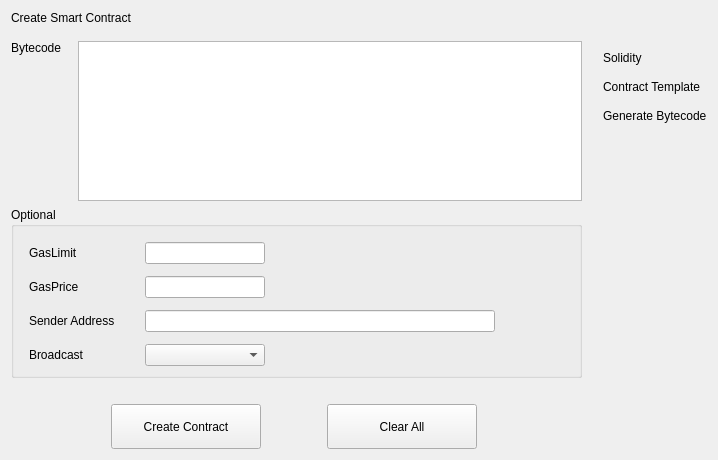
First picture: the form in src/qt/forms/createcontract.ui, repository qtumproject/qtum, before the edit.
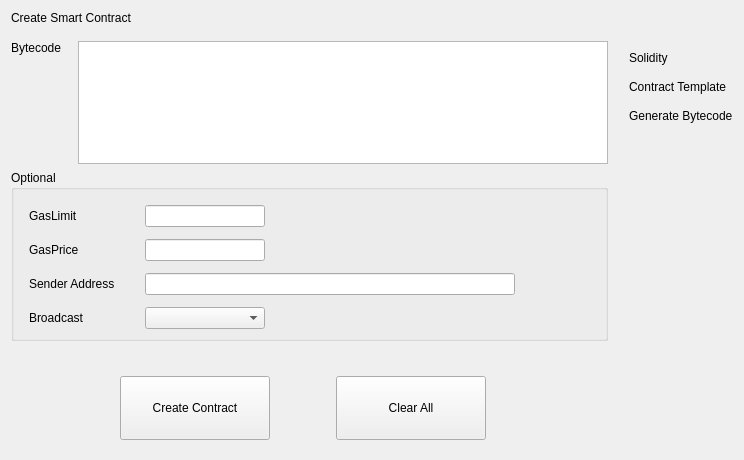
Second picture: the form after the edit.

Commit message: Small changes to layouts for gui controls

```diff
--- a/src/qt/forms/createcontract.ui
+++ b/src/qt/forms/createcontract.ui
@@ -6,7 +6,7 @@
    <rect>
     <x>0</x>
     <y>0</y>
-    <width>718</width>
+    <width>744</width>
     <height>460</height>
    </rect>
   </property>
@@ -151,23 +151,13 @@
            <widget class="QLineEdit" name="lineEdit_3">
             <property name="minimumSize">
              <size>
-              <width>350</width>
+              <width>370</width>
               <height>0</height>
              </size>
             </property>
             <property name="maximumSize">
              <size>
-              <width>350</width>
-              <height>16777215</height>
-             </size>
-            </property>
-           </widget>
-          </item>
-          <item row="0" column="1">
-           <widget class="QLineEdit" name="lineEdit">
-            <property name="maximumSize">
-             <size>
-              <width>120</width>
+              <width>370</width>
               <height>16777215</height>
              </size>
             </property>
@@ -196,6 +186,16 @@
             </property>
            </spacer>
           </item>
+          <item row="0" column="1">
+           <widget class="QLineEdit" name="lineEdit">
+            <property name="maximumSize">
+             <size>
+              <width>120</width>
+              <height>16777215</height>
+             </size>
+            </property>
+           </widget>
+          </item>
          </layout>
          <zorder>label_2</zorder>
          <zorder>label_3</zorder>
@@ -290,6 +290,18 @@
    </item>
    <item>
     <layout class="QHBoxLayout" name="horizontalLayout_3">
+     <property name="leftMargin">
+      <number>9</number>
+     </property>
+     <property name="topMargin">
+      <number>9</number>
+     </property>
+     <property name="rightMargin">
+      <number>9</number>
+     </property>
+     <property name="bottomMargin">
+      <number>9</number>
+     </property>
      <item>
       <spacer name="horizontalSpacer">
        <property name="orientation">
@@ -311,7 +323,7 @@
        <property name="minimumSize">
         <size>
          <width>150</width>
-         <height>45</height>
+         <height>64</height>
         </size>
        </property>
        <property name="text">
@@ -340,7 +352,7 @@
        <property name="minimumSize">
         <size>
          <width>150</width>
-         <height>45</height>
+         <height>64</height>
         </size>
        </property>
        <property name="text">
```
The commit also changes 4 other files.
